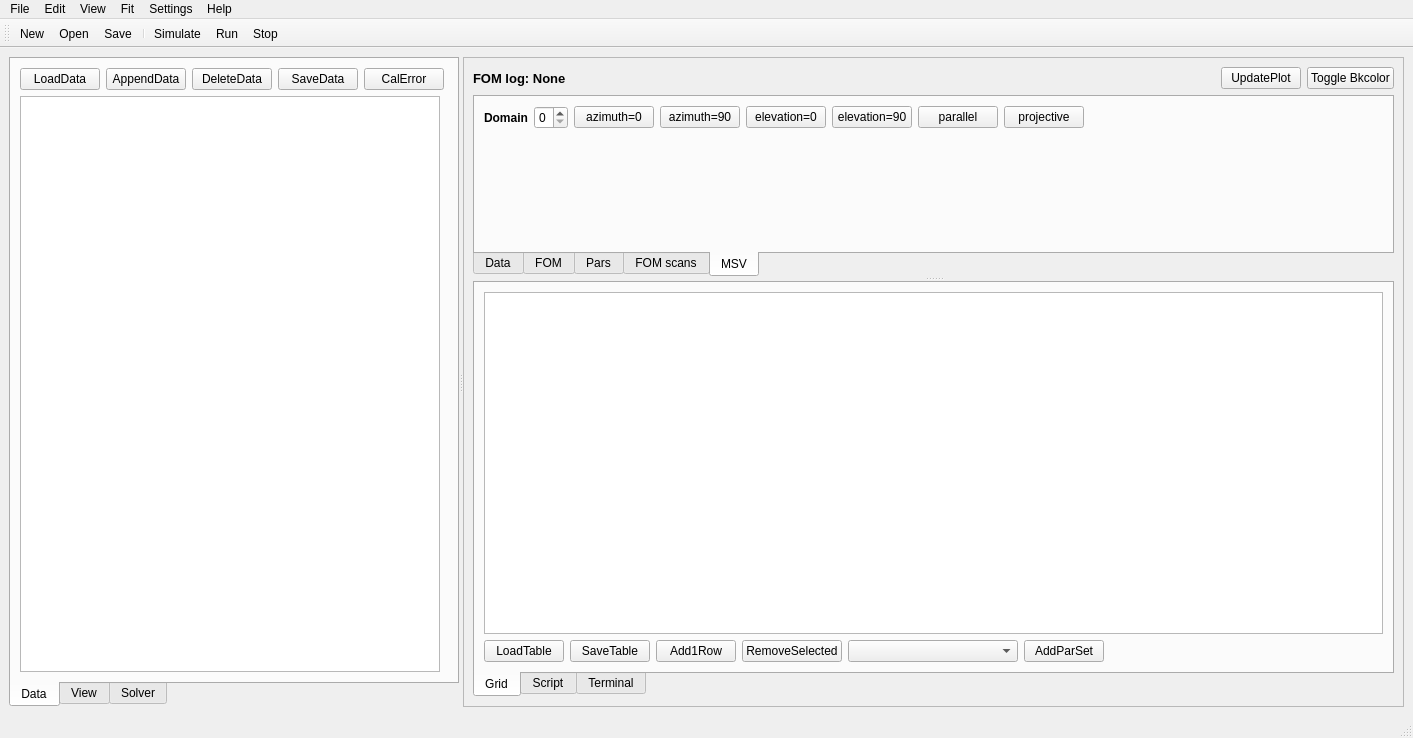
The window that scripts/SuperRod/superrod2.ui (jackey-qiu/DaFy_P23) describes before a commit, drawn with Qt 5.
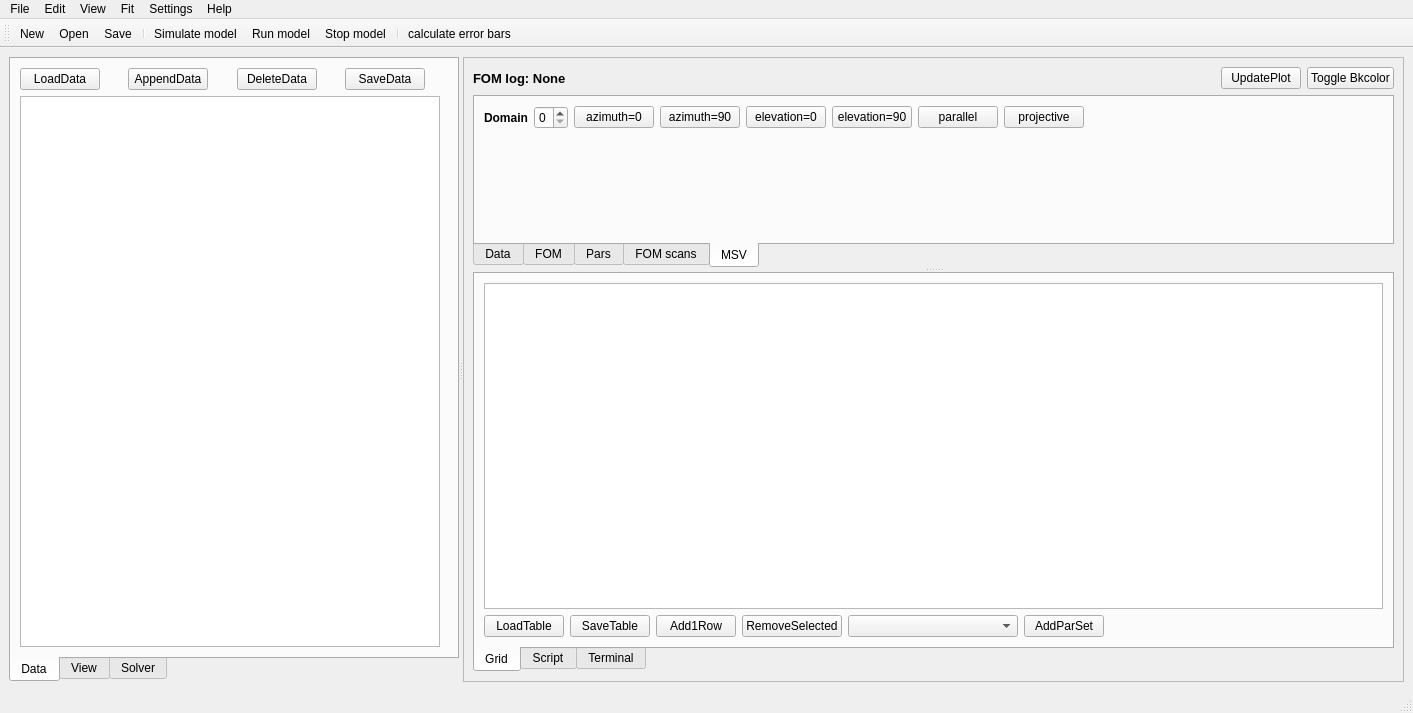
The same window after the commit. Icons and pictures are not drawn. Custom widgets are drawn as their Qt base class.

The edit to the form file:
```diff
--- a/scripts/SuperRod/superrod2.ui
+++ b/scripts/SuperRod/superrod2.ui
@@ -7,7 +7,7 @@
     <x>0</x>
     <y>0</y>
     <width>1413</width>
-    <height>738</height>
+    <height>713</height>
    </rect>
   </property>
   <property name="windowTitle">
@@ -50,7 +50,7 @@
          <item>
           <layout class="QHBoxLayout" name="horizontalLayout_2">
            <property name="sizeConstraint">
-            <enum>QLayout::SetFixedSize</enum>
+            <enum>QLayout::SetMinimumSize</enum>
            </property>
            <item>
             <widget class="QPushButton" name="pushButton_load_data">
@@ -59,6 +59,19 @@
              </property>
             </widget>
            </item>
+           <item>
+            <spacer name="horizontalSpacer_6">
+             <property name="orientation">
+              <enum>Qt::Horizontal</enum>
+             </property>
+             <property name="sizeHint" stdset="0">
+              <size>
+               <width>40</width>
+               <height>20</height>
+              </size>
+             </property>
+            </spacer>
+           </item>
            <item>
             <widget class="QPushButton" name="pushButton_append_data">
              <property name="text">
@@ -66,6 +79,19 @@
              </property>
             </widget>
            </item>
+           <item>
+            <spacer name="horizontalSpacer_7">
+             <property name="orientation">
+              <enum>Qt::Horizontal</enum>
+             </property>
+             <property name="sizeHint" stdset="0">
+              <size>
+               <width>40</width>
+               <height>20</height>
+              </size>
+             </property>
+            </spacer>
+           </item>
            <item>
             <widget class="QPushButton" name="pushButton_delete_data">
              <property name="text">
@@ -73,6 +99,19 @@
              </property>
             </widget>
            </item>
+           <item>
+            <spacer name="horizontalSpacer_8">
+             <property name="orientation">
+              <enum>Qt::Horizontal</enum>
+             </property>
+             <property name="sizeHint" stdset="0">
+              <size>
+               <width>40</width>
+               <height>20</height>
+              </size>
+             </property>
+            </spacer>
+           </item>
            <item>
             <widget class="QPushButton" name="pushButton_save_data">
              <property name="text">
@@ -80,13 +119,6 @@
              </property>
             </widget>
            </item>
-           <item>
-            <widget class="QPushButton" name="pushButton_calculate">
-             <property name="text">
-              <string>CalError</string>
-             </property>
-            </widget>
-           </item>
            <item>
             <spacer name="horizontalSpacer_4">
              <property name="orientation">
@@ -660,6 +692,8 @@
    <addaction name="actionSimulate"/>
    <addaction name="actionRun"/>
    <addaction name="actionStop"/>
+   <addaction name="separator"/>
+   <addaction name="actionCalculate"/>
   </widget>
   <action name="actionSimulate">
    <property name="icon">
@@ -668,7 +702,7 @@
      <normalon>icons/simulate.png</normalon>icons/simulate.png</iconset>
    </property>
    <property name="text">
-    <string>Simulate</string>
+    <string>Simulate model</string>
    </property>
    <property name="toolTip">
     <string>&lt;html&gt;&lt;head/&gt;&lt;body&gt;&lt;p&gt;&lt;span style=&quot; font-size:18pt; text-decoration: underline;&quot;&gt;Simulate&lt;/span&gt;&lt;/p&gt;&lt;/body&gt;&lt;/html&gt;</string>
@@ -684,7 +718,7 @@
      <normalon>icons/run.png</normalon>icons/run.png</iconset>
    </property>
    <property name="text">
-    <string>Run</string>
+    <string>Run model</string>
    </property>
    <property name="toolTip">
     <string>&lt;html&gt;&lt;head/&gt;&lt;body&gt;&lt;p&gt;&lt;span style=&quot; font-size:10pt;&quot;&gt;Run&lt;/span&gt;&lt;/p&gt;&lt;/body&gt;&lt;/html&gt;</string>
@@ -697,7 +731,7 @@
      <normalon>icons/stop.png</normalon>icons/stop.png</iconset>
    </property>
    <property name="text">
-    <string>Stop</string>
+    <string>Stop model</string>
    </property>
   </action>
   <action name="actionNew">
@@ -730,6 +764,21 @@
     <string>Save</string>
    </property>
   </action>
+  <action name="actionCalculate">
+   <property name="checkable">
+    <bool>false</bool>
+   </property>
+   <property name="checked">
+    <bool>false</bool>
+   </property>
+   <property name="icon">
+    <iconset>
+     <normaloff>icons/calculator3.png</normaloff>icons/calculator3.png</iconset>
+   </property>
+   <property name="text">
+    <string>calculate error bars</string>
+   </property>
+  </action>
  </widget>
  <customwidgets>
   <customwidget>
```
Left out of the diff: 2 changed lines with no effect on the pictures.
